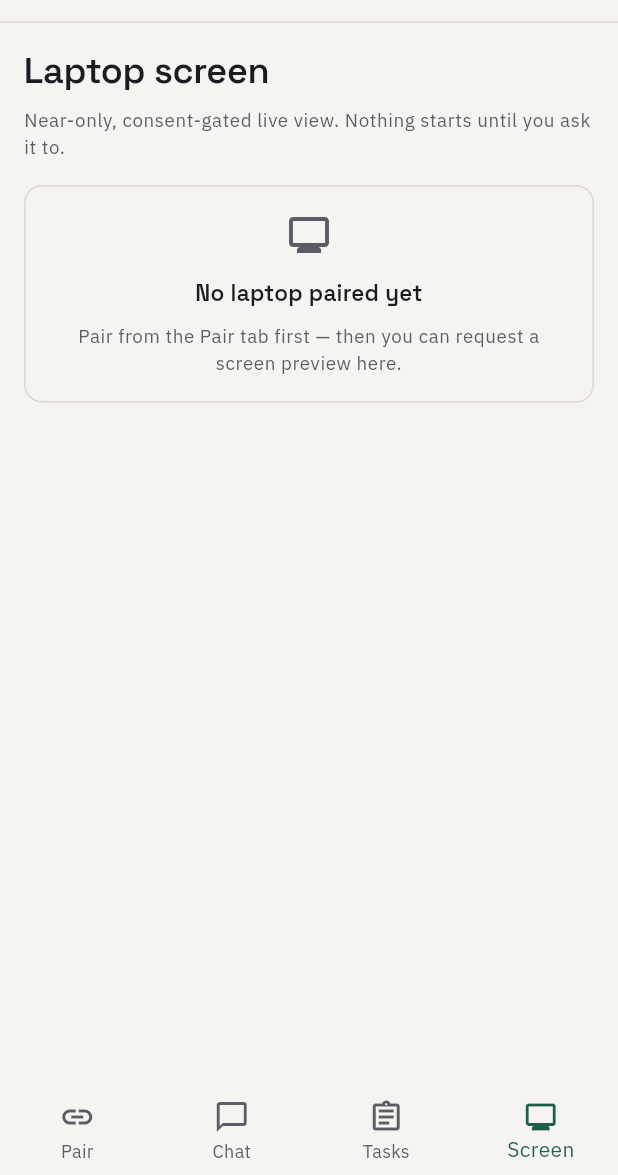
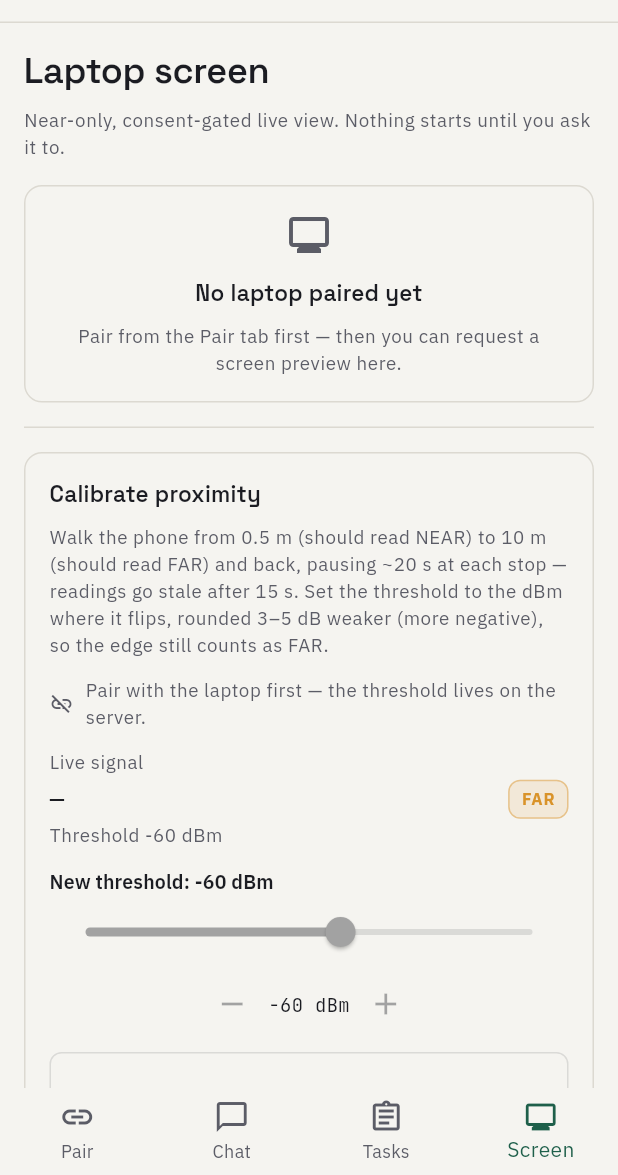
Before and after one commit to phoros-code/KREW, a Flutter app: the screen it shows after launch, item 4 of the bottom bar chosen, on a phone screen of 412 x 824 dp, the part 61-1236 px from its top. Run offline on Flutter 3.47's test engine with Material 3 defaults, Android fonts, the phone set to English and light mode, and no system bars; our stand-ins replace flutter_blue_plus, flutter_secure_storage, google_fonts; missing offline and left inert: mjpeg_stream.

Commit message:
phase4: embed calibration section in Screen tab and refresh config

```diff
--- a/mobile/lib/app.dart
+++ b/mobile/lib/app.dart
@@ -341,6 +341,8 @@ class _BuddyAppState extends State<BuddyApp> {
                   PreviewScreen(
                     api: _api,
                     proximity: _proximity.mode,
+                    proximityService: _proximity,
+                    onCalibrated: _refreshProximityConfig,
                   ),
                 ],
               ),
--- a/mobile/lib/screens/preview_screen.dart
+++ b/mobile/lib/screens/preview_screen.dart
@@ -5,22 +5,39 @@ import '../services/proximity_service.dart';
 import '../theme/buddy_theme.dart';
 import '../widgets/console_column.dart';
 import '../widgets/screen_preview.dart';
+import 'calibrate_screen.dart';
 
 /// Screen-preview tab: a consent-gated placeholder pointed at GET /screen.
 /// The preview never auto-starts; [ScreenPreview] owns the consent flow and
 /// the 501 / 403 / offline states.
+///
+/// The proximity calibration section ([CalibrateScreen]) renders inline
+/// below the preview in the same scroll when [proximityService] and
+/// [onCalibrated] are supplied — tab count stays at four, so no
+/// IndexedStack index assumptions change. Both are optional so older call
+/// sites keep compiling.
 class PreviewScreen extends StatelessWidget {
   const PreviewScreen({
     super.key,
     required this.api,
     required this.proximity,
+    this.proximityService,
+    this.onCalibrated,
   });
 
   final BuddyApi? api;
   final ProximityMode proximity;
+  final ProximityService? proximityService;
+  final Future<void> Function()? onCalibrated;
 
   @override
   Widget build(BuildContext context) {
+    final bool dark = Theme.of(context).brightness == Brightness.dark;
+    final Color hairline = dark
+        ? BuddyColors.hairlineOnDark
+        : BuddyColors.hairlineOnLight;
+    final ProximityService? service = proximityService;
+    final Future<void> Function()? applied = onCalibrated;
     return ConsoleColumn(
       child: Column(
         crossAxisAlignment: CrossAxisAlignment.stretch,
@@ -36,6 +53,16 @@ class PreviewScreen extends StatelessWidget {
           ),
           const SizedBox(height: BuddySpacing.s4),
           ScreenPreview(api: api, proximity: proximity),
+          if (service != null && applied != null) ...<Widget>[
+            const SizedBox(height: BuddySpacing.s4),
+            Divider(color: hairline, height: 1),
+            const SizedBox(height: BuddySpacing.s4),
+            CalibrateScreen(
+              api: api,
+              proximity: service,
+              onThresholdApplied: applied,
+            ),
+          ],
         ],
       ),
     );
```
